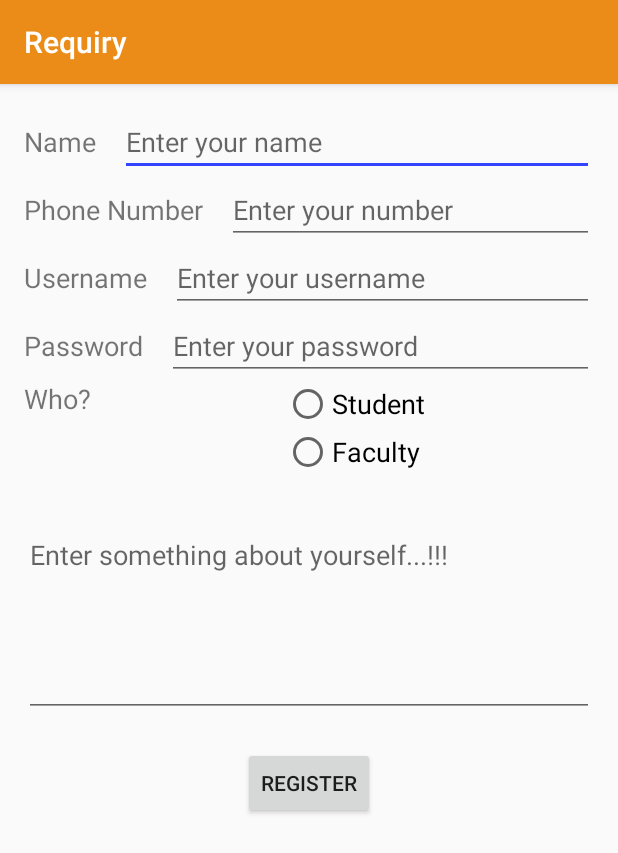
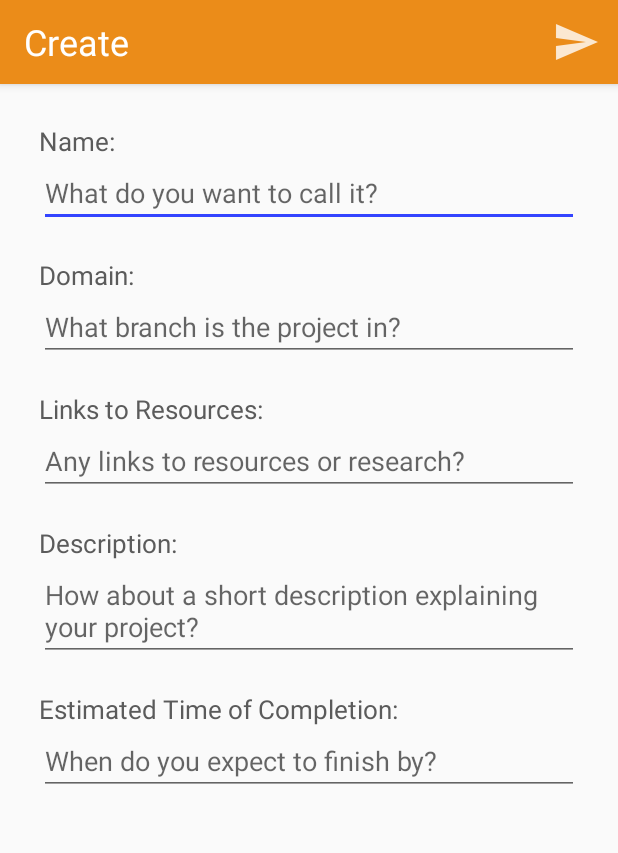
Before and after one commit to titoghose/dbs_project, an Android app: the screen it shows after launch (SignUpActivity before the commit, CreateProjectActivity after it), after a tap on "SIGN UP", on a phone screen of 412 x 824 dp. Shown: the top 853 px of the screen. Run offline under Robolectric (Android 15) with nearby library versions, the phone set to English and light mode, and no system bars.

Commit message:
Added Create Projects Activity and made changes to action bar

```diff
--- /dev/null
+++ b/requiry_app/app/src/main/java/com/example/android/requiry/CreateProjectActivity.java
@@ -0,0 +1,96 @@
+package com.example.android.requiry;
+
+import android.content.Intent;
+import android.support.v7.app.ActionBar;
+import android.support.v7.app.AppCompatActivity;
+import android.os.Bundle;
+import android.util.Log;
+import android.view.Gravity;
+import android.view.LayoutInflater;
+import android.view.Menu;
+import android.view.MenuItem;
+import android.view.View;
+import android.widget.AutoCompleteTextView;
+import android.widget.EditText;
+import android.widget.RadioGroup;
+import android.widget.TextView;
+import android.widget.Toast;
+
+import org.json.JSONObject;
+
+public class CreateProjectActivity extends AppCompatActivity {
+
+    private AutoCompleteTextView mName;
+    private AutoCompleteTextView mDomain;
+    private EditText mLinks;
+    private AutoCompleteTextView mDesc;
+    private EditText mETC;
+
+    private final String url = "http://192.168.43.19:5000/CreateProject";
+    JSONObject jsonObject;
+
+    public CreateProjectActivity() {
+    }
+
+    @Override
+    protected void onCreate(Bundle savedInstanceState) {
+        super.onCreate(savedInstanceState);
+        setContentView(R.layout.activity_create_project);
+
+        ActionBar actionBar = getSupportActionBar();
+        LayoutInflater inflater = LayoutInflater.from(this);
+        View v = inflater.inflate(R.layout.action_bar, null);
+        TextView actionbar_title = (TextView)v.findViewById(R.id.action_bar_title);
+        actionbar_title.setText("Create");
+        assert actionBar != null;
+        actionBar.setDisplayOptions(ActionBar.DISPLAY_SHOW_CUSTOM);
+        actionBar.setCustomView(v);
+    }
+
+    @Override
+    public boolean onCreateOptionsMenu(Menu menu) {
+        getMenuInflater().inflate(R.menu.action_bar_menu, menu);
+        return super.onCreateOptionsMenu(menu);
+    }
+
+    // handle button activities
+    @Override
+    public boolean onOptionsItemSelected(MenuItem item) {
+        int id = item.getItemId();
+
+        if (id == R.id.create_button) {
+            createProj();
+        }
+        return super.onOptionsItemSelected(item);
+    }
+
+    private void createProj() {
+        String name = mName.getText().toString().trim();
+        String domain = mDomain.getText().toString().trim();
+        String links = mLinks.getText().toString().trim();
+        String desc = mDesc.getText().toString().trim();
+        String etc = mETC.getText().toString().trim();
+
+        if(name.length()==0){
+            mName.setError("Cannot leave empty");
+        }
+        if(domain.length()==0){
+            mDomain.setError("Cannot leave empty");
+        }
+        if(desc.length()==0){
+            mDesc.setError("Cannot leave empty");
+        }
+
+        try {
+            jsonObject = new JSONObject();
+            jsonObject.put("pName", name);
+            jsonObject.put("pDomain", domain);
+            jsonObject.put("pLinks", links);
+            jsonObject.put("pDesc", desc);
+            jsonObject.put("pETC", etc);
+        }
+        catch (Exception e){
+            e.printStackTrace();
+        }
+    }
+}
--- a/requiry_app/app/src/main/java/com/example/android/requiry/LoginActivity.java
+++ /dev/null
@@ -1,80 +0,0 @@
-package com.example.android.requiry;
-
-import android.content.Intent;
-import android.support.v7.app.ActionBar;
-import android.support.v7.app.AppCompatActivity;
-import android.os.Bundle;
-import android.view.Gravity;
-import android.view.LayoutInflater;
-import android.view.View;
-import android.widget.AutoCompleteTextView;
-import android.widget.Button;
-import android.widget.EditText;
-import android.widget.ProgressBar;
-import android.widget.TextView;
-import android.widget.Toast;
-
-public class LoginActivity extends AppCompatActivity {
-
-    private AutoCompleteTextView mEnterUsername;
-    private EditText mEnterPassword;
-    private ProgressBar mProgressBar;
-    private Button mSignInButton;
-    private Button mSignUpButton;
-
-    @Override
-    protected void onCreate(Bundle savedInstanceState) {
-        super.onCreate(savedInstanceState);
-        setContentView(R.layout.activity_login);
-
-        ActionBar actionBar = getSupportActionBar();
-        LayoutInflater inflater = LayoutInflater.from(this);
-        View v = inflater.inflate(R.layout.action_bar, null);
-        TextView actionbar_title = (TextView)v.findViewById(R.id.action_bar_title);
-        actionbar_title.setText("Sign In");
-        assert actionBar != null;
-        ActionBar.LayoutParams params = new ActionBar.LayoutParams(ActionBar.LayoutParams.MATCH_PARENT,
-                ActionBar.LayoutParams.MATCH_PARENT, Gravity.CENTER);
-        v.setLayoutParams(params);
-        actionBar.setDisplayOptions(ActionBar.DISPLAY_SHOW_CUSTOM);
-        actionBar.setCustomView(v);
-
-
-        mEnterUsername = (AutoCompleteTextView) findViewById(R.id.username);
-        mEnterPassword = (EditText) findViewById(R.id.password);
-        mSignInButton = (Button) findViewById(R.id.signIn_button);
-        mSignUpButton = (Button) findViewById(R.id.signUp_button);
-
-        mSignInButton.setOnClickListener(new View.OnClickListener(){
-            @Override
-            public void onClick(View v) {
-                if(validUsername() && validPassword()){
-                    Intent moveToProFeed = new Intent(LoginActivity.this, ProFeedActivity.class);
-                    startActivity(moveToProFeed);
-                }
-                else{
-                    Toast.makeText(LoginActivity.this, "Incorrect Username or Password", Toast.LENGTH_SHORT).show();
-                }
-
-            }
-        });
-
-        mSignUpButton.setOnClickListener(new View.OnClickListener() {
-            @Override
-            public void onClick(View v) {
-
-            }
-        });
-    }
-
-    private boolean validUsername() {
-        final String email = String.valueOf(mEnterUsername.getText());
-
-        return true;
-    }
-    private boolean validPassword() {
-        final String password = String.valueOf(mEnterPassword.getText());
-
-        return true;
-    }
-}
--- a/requiry_app/app/src/main/java/com/example/android/requiry/SignInActivity.java
+++ b/requiry_app/app/src/main/java/com/example/android/requiry/SignInActivity.java
@@ -33,9 +33,6 @@ public class SignInActivity extends AppCompatActivity {
         TextView actionbar_title = (TextView)v.findViewById(R.id.action_bar_title);
         actionbar_title.setText("Sign In");
         assert actionBar != null;
-        ActionBar.LayoutParams params = new ActionBar.LayoutParams(ActionBar.LayoutParams.MATCH_PARENT,
-                ActionBar.LayoutParams.MATCH_PARENT, Gravity.CENTER);
-        v.setLayoutParams(params);
         actionBar.setDisplayOptions(ActionBar.DISPLAY_SHOW_CUSTOM);
         actionBar.setCustomView(v);
 
@@ -62,7 +59,7 @@ public class SignInActivity extends AppCompatActivity {
         mSignUpButton.setOnClickListener(new View.OnClickListener() {
             @Override
             public void onClick(View v) {
-                Intent moveToSignUp = new Intent(SignInActivity.this, SignUpActivity.class);
+                Intent moveToSignUp = new Intent(SignInActivity.this, CreateProjectActivity.class);
                 startActivity(moveToSignUp);
             }
         });
--- a/requiry_app/app/src/main/res/layout/action_bar.xml
+++ b/requiry_app/app/src/main/res/layout/action_bar.xml
@@ -11,6 +11,5 @@
         android:layout_gravity="center"
         tools:text = 'Default'
         android:textColor="#ffffff"
-        android:textSize="24sp"
-        android:paddingTop="10dp"/>
+        android:textSize="24sp"/>
 </LinearLayout>
--- /dev/null
+++ b/requiry_app/app/src/main/res/layout/activity_create_project.xml
@@ -0,0 +1,135 @@
+<?xml version="1.0" encoding="utf-8"?>
+<RelativeLayout xmlns:android="http://schemas.android.com/apk/res/android"
+    xmlns:tools="http://schemas.android.com/tools"
+    android:id="@+id/activity_create_project"
+    android:layout_width="match_parent"
+    android:layout_height="match_parent"
+    android:paddingBottom="@dimen/activity_vertical_margin"
+    android:paddingLeft="@dimen/activity_horizontal_margin"
+    android:paddingRight="@dimen/activity_horizontal_margin"
+    android:paddingTop="@dimen/activity_vertical_margin"
+    tools:context="com.example.android.requiry.CreateProjectActivity">
+    <ScrollView
+        android:id="@+id/scrollView"
+        android:layout_width="match_parent"
+        android:layout_height="wrap_content">
+
+        <LinearLayout
+            android:layout_width="match_parent"
+            android:layout_height="wrap_content"
+            android:orientation="vertical">
+
+            <LinearLayout
+                android:id="@+id/pName_Layout"
+                android:layout_width="match_parent"
+                android:layout_height="wrap_content"
+                android:orientation="vertical"
+                android:padding="10dp">
+
+                <TextView
+                    android:id="@+id/pName_textView"
+                    android:layout_width="match_parent"
+                    android:layout_height="wrap_content"
+                    android:text="Name:"
+                    android:textSize="17sp"
+                    android:textColor="#5b5b5b"/>
+                <AutoCompleteTextView
+                    android:id="@+id/pName_editText"
+                    android:layout_width="match_parent"
+                    android:layout_height="wrap_content"
+                    android:hint="What do you want to call it?"/>
+
+            </LinearLayout>
+
+            <LinearLayout
+                android:id="@+id/pDomain_Layout"
+                android:layout_width="match_parent"
+                android:layout_height="wrap_content"
+                android:orientation="vertical"
+                android:padding="10dp">
+
+                <TextView
+                    android:id="@+id/pDomain_textView"
+                    android:layout_width="match_parent"
+                    android:layout_height="wrap_content"
+                    android:text="Domain:"
+                    android:textSize="17sp"
+                    android:textColor="#5b5b5b"/>
+                <AutoCompleteTextView
+                    android:id="@+id/pDomain_editText"
+                    android:layout_width="match_parent"
+                    android:layout_height="wrap_content"
+                    android:hint="What branch is the project in?"/>
+
+            </LinearLayout>
+
+            <LinearLayout
+                android:id="@+id/pLinks_Layout"
+                android:layout_width="match_parent"
+                android:layout_height="wrap_content"
+                android:orientation="vertical"
+                android:padding="10dp">
+
+                <TextView
+                    android:id="@+id/pLinks_textView"
+                    android:layout_width="match_parent"
+                    android:layout_height="wrap_content"
+                    android:text="Links to Resources:"
+                    android:textSize="17sp"
+                    android:textColor="#5b5b5b"/>
+                <EditText
+                    android:id="@+id/pLinks_editText"
+                    android:layout_width="match_parent"
+                    android:layout_height="wrap_content"
+                    android:hint="Any links to resources or research?"
+                    android:inputType="textWebEditText|textMultiLine"/>
+
+            </LinearLayout>
+
+            <LinearLayout
+                android:id="@+id/pDesc_Layout"
+                android:layout_width="match_parent"
+                android:layout_height="wrap_content"
+                android:orientation="vertical"
+                android:padding="10dp">
+
+                <TextView
+                    android:id="@+id/pDesc_textView"
+                    android:layout_width="match_parent"
+                    android:layout_height="wrap_content"
+                    android:text="Description:"
+                    android:textSize="17sp"
+                    android:textColor="#5b5b5b"/>
+                <AutoCompleteTextView
+                    android:id="@+id/pDesc_editText"
+                    android:layout_width="match_parent"
+                    android:layout_height="wrap_content"
+                    android:hint="How about a short description explaining your project?"
+                    android:inputType="textMultiLine"/>
+            </LinearLayout>
+
+            <LinearLayout
+                android:id="@+id/pETC_Layout"
+                android:layout_width="match_parent"
+                android:layout_height="wrap_content"
+                android:orientation="vertical"
+                android:padding="10dp">
+
+                <TextView
+                    android:id="@+id/pETC_textView"
+                    android:layout_width="match_parent"
+                    android:layout_height="wrap_content"
+                    android:text="Estimated Time of Completion:"
+                    android:textSize="17sp"
+                    android:textColor="#5b5b5b"/>
+                <EditText
+                    android:id="@+id/pETC_editText"
+                    android:layout_width="match_parent"
+                    android:layout_height="wrap_content"
+                    android:hint="When do you expect to finish by?"
+                    android:inputType="date"/>
+
+            </LinearLayout>
+        </LinearLayout>
+    </ScrollView>
+</RelativeLayout>
--- /dev/null
+++ b/requiry_app/app/src/main/res/menu/action_bar_menu.xml
@@ -0,0 +1,10 @@
+<?xml version="1.0" encoding="utf-8"?>
+<menu xmlns:android="http://schemas.android.com/apk/res/android"
+    xmlns:app="http://schemas.android.com/apk/res-auto">
+
+    <item
+        android:id="@+id/create_button"
+        android:title=""
+        android:icon="@drawable/create_button"
+        app:showAsAction = "always"/>
+</menu>
```
Also changed, not shown: requiry_app/app/src/main/AndroidManifest.xml (+7 -8 lines), requiry_app/app/src/main/res/drawable-hdpi/create_button.png (added), requiry_app/app/src/main/res/drawable-mdpi/create_button.png (added), requiry_app/app/src/main/res/drawable-xhdpi/create_button.png (added), requiry_app/app/src/main/res/drawable-xxhdpi/create_button.png (added).
